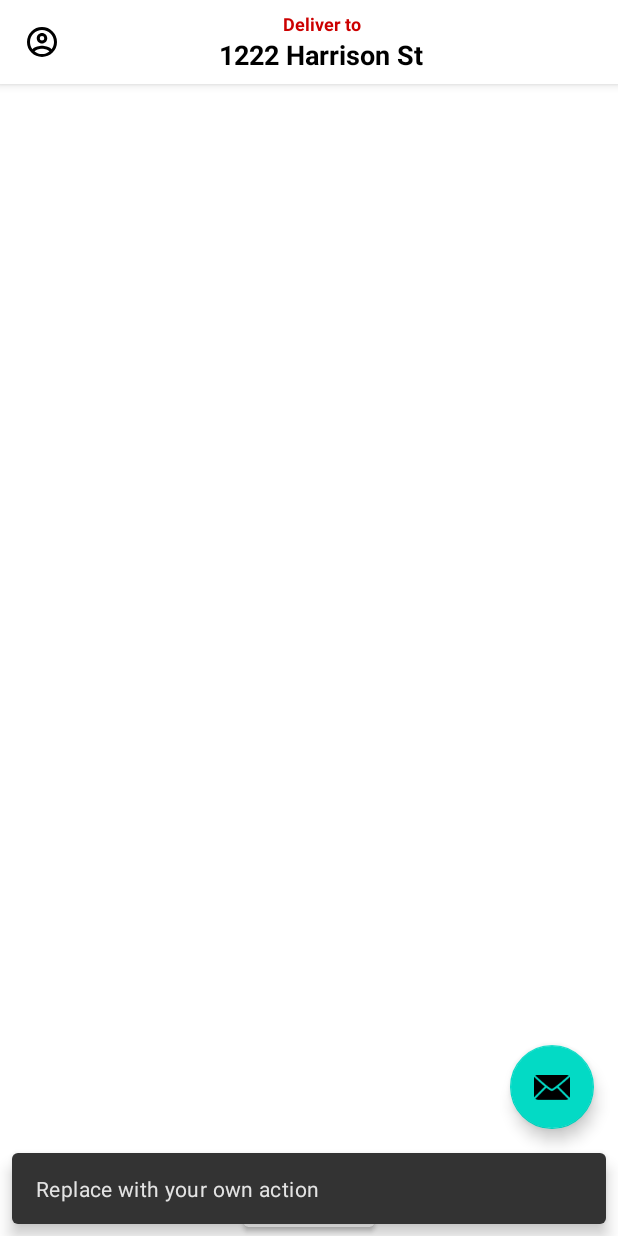
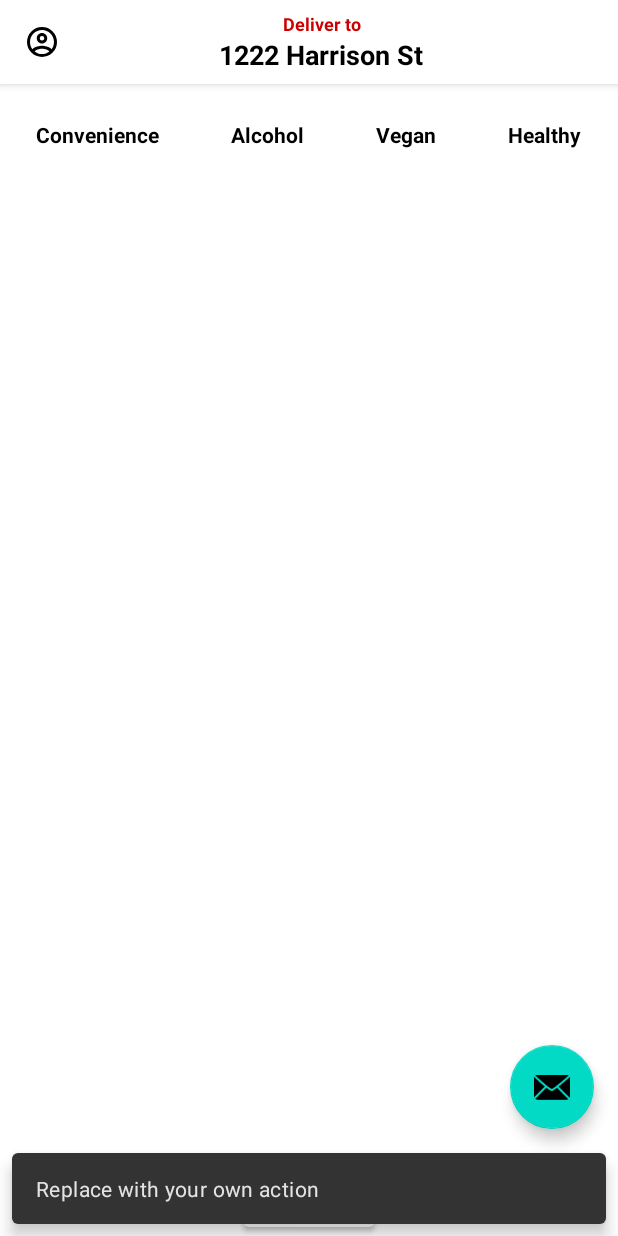
Before and after one commit to djain2405/Food-Ordering-Android-App, an Android app: the screen it shows after launch (MainActivity), after a tap on an icon or button, on a phone screen of 412 x 824 dp. Run offline under Robolectric (Android 15) with nearby library versions, the phone set to English and light mode, and no system bars; our stand-ins replace navigation-ui.

Commit message:
Recyclerview with inventory category

```diff
--- a/app/src/main/java/com/example/foodorderingapp/FirstFragment.kt
+++ b/app/src/main/java/com/example/foodorderingapp/FirstFragment.kt
@@ -1,13 +1,20 @@
 package com.example.foodorderingapp
 
 import android.os.Bundle
-import androidx.fragment.app.Fragment
 import android.view.LayoutInflater
 import android.view.View
 import android.view.ViewGroup
+import androidx.fragment.app.Fragment
+import androidx.fragment.app.viewModels
 import androidx.navigation.fragment.findNavController
+import androidx.recyclerview.widget.DiffUtil
+import androidx.recyclerview.widget.ListAdapter
+import androidx.recyclerview.widget.RecyclerView
 import com.example.foodorderingapp.databinding.FragmentFirstBinding
+import com.example.foodorderingapp.databinding.ItemInventoryCategoryBinding
 import com.example.foodorderingapp.model.InventoryCategory
+import com.example.foodorderingapp.ui.HomeViewModel
+import com.example.foodorderingapp.ui.HomeViewModelFactory
 
 /**
  * A simple [Fragment] subclass as the default destination in the navigation.
@@ -15,7 +22,13 @@ import com.example.foodorderingapp.model.InventoryCategory
 class FirstFragment : Fragment() {
 
     private var _binding: FragmentFirstBinding? = null
-    private var categoriesList: MutableList<InventoryCategory> = mutableListOf<InventoryCategory>()
+    private val homeViewModel by viewModels<HomeViewModel> {
+        HomeViewModelFactory(requireContext())
+    }
+
+    private val categoryAdapter by lazy {
+        InventoryCategoryAdapter()
+    }
 
     // This property is only valid between onCreateView and
     // onDestroyView.
@@ -33,10 +46,18 @@ class FirstFragment : Fragment() {
 
     override fun onViewCreated(view: View, savedInstanceState: Bundle?) {
         super.onViewCreated(view, savedInstanceState)
-
+        binding.homeRecyclerview.apply {
+            adapter = categoryAdapter
+        }
         binding.buttonFirst.setOnClickListener {
             findNavController().navigate(R.id.action_FirstFragment_to_SecondFragment)
         }
+
+        homeViewModel.categoryLiveData.observe(viewLifecycleOwner, {
+            it.let {
+                categoryAdapter.submitList(it)
+            }
+        })
     }
 
     override fun onDestroyView() {
@@ -44,3 +65,42 @@ class FirstFragment : Fragment() {
         _binding = null
     }
 }
+
+class InventoryCategoryAdapter :
+    ListAdapter<InventoryCategory, InventoryCategoryAdapter.InventoryCategoryViewHolder>(
+        CategoryDiffCallback
+    ) {
+    class InventoryCategoryViewHolder(private val binding: ItemInventoryCategoryBinding) :
+        RecyclerView.ViewHolder(binding.root) {
+        fun bind(item: InventoryCategory) {
+            binding.categoryName.text = item.title
+        }
+    }
+
+    override fun onCreateViewHolder(parent: ViewGroup, viewType: Int): InventoryCategoryViewHolder {
+        return InventoryCategoryViewHolder(
+            ItemInventoryCategoryBinding.inflate(
+                LayoutInflater.from(
+                    parent.context
+                ), parent, false
+            )
+        )
+    }
+
+    override fun onBindViewHolder(holder: InventoryCategoryViewHolder, position: Int) {
+        val item = getItem(position)
+        holder.bind(item)
+    }
+
+}
+
+object CategoryDiffCallback : DiffUtil.ItemCallback<InventoryCategory>() {
+    override fun areItemsTheSame(oldItem: InventoryCategory, newItem: InventoryCategory): Boolean =
+        oldItem.id == newItem.id
+
+    override fun areContentsTheSame(
+        oldItem: InventoryCategory,
+        newItem: InventoryCategory
+    ): Boolean = oldItem == newItem
+
+}
--- a/app/src/main/res/layout/fragment_first.xml
+++ b/app/src/main/res/layout/fragment_first.xml
@@ -9,7 +9,11 @@
     <androidx.recyclerview.widget.RecyclerView
         android:id="@+id/home_recyclerview"
         android:layout_width="match_parent"
-        android:layout_height="match_parent"
+        android:layout_height="wrap_content"
+        android:orientation="horizontal"
+        app:layout_constraintStart_toStartOf="parent"
+        app:layout_constraintEnd_toEndOf="parent"
+        app:layout_constraintTop_toTopOf="parent"
         app:layoutManager="androidx.recyclerview.widget.LinearLayoutManager" />
 
     <Button
--- /dev/null
+++ b/app/src/main/res/layout/item_inventory_category.xml
@@ -0,0 +1,19 @@
+<?xml version="1.0" encoding="utf-8"?>
+<androidx.constraintlayout.widget.ConstraintLayout xmlns:android="http://schemas.android.com/apk/res/android"
+    android:layout_width="wrap_content"
+    xmlns:app="http://schemas.android.com/apk/res-auto"
+    android:padding="24dp"
+    android:layout_height="wrap_content">
+
+    <TextView
+        android:id="@+id/category_name"
+        android:layout_height="wrap_content"
+        android:layout_width="wrap_content"
+        android:textColor="@color/black"
+        android:textStyle="bold"
+        app:layout_constraintStart_toStartOf="parent"
+        app:layout_constraintEnd_toEndOf="parent"
+        app:layout_constraintTop_toTopOf="parent"
+        app:layout_constraintBottom_toBottomOf="parent"/>
+
+</androidx.constraintlayout.widget.ConstraintLayout>
```
